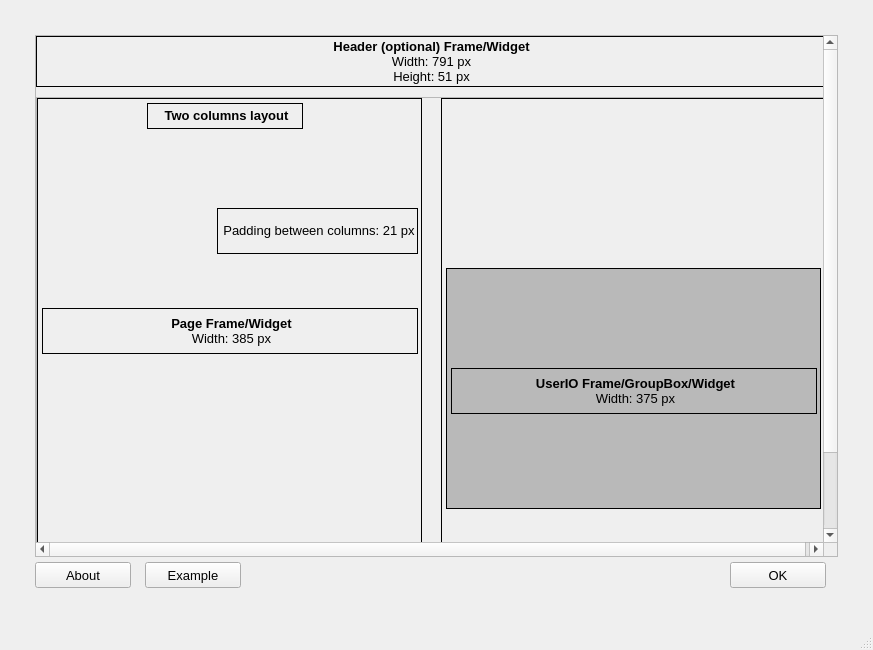
Qt form fsetoolsGUI/gui/layout/ui/standard_qmainwindow_content.ui (fuyans/fsetoolsGUI) before a commit.
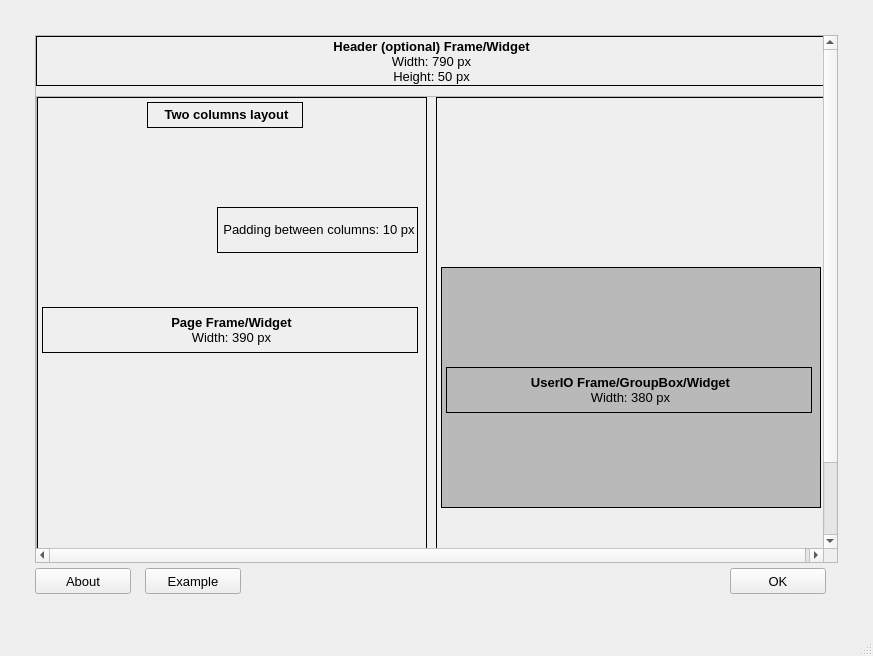
The same form after that commit.

Commit message: Minor layout refinement.

```diff
--- a/fsetoolsGUI/gui/layout/ui/standard_qmainwindow_content.ui
+++ b/fsetoolsGUI/gui/layout/ui/standard_qmainwindow_content.ui
@@ -7,7 +7,7 @@
     <x>0</x>
     <y>0</y>
     <width>873</width>
-    <height>650</height>
+    <height>656</height>
    </rect>
   </property>
   <property name="windowTitle">
@@ -58,7 +58,7 @@
         <rect>
          <x>0</x>
          <y>0</y>
-         <width>791</width>
+         <width>801</width>
          <height>601</height>
         </rect>
        </property>
@@ -99,14 +99,14 @@
            <widget class="QWidget" name="widget" native="true">
             <property name="minimumSize">
              <size>
-              <width>791</width>
-              <height>51</height>
+              <width>790</width>
+              <height>50</height>
              </size>
             </property>
             <property name="maximumSize">
              <size>
-              <width>791</width>
-              <height>51</height>
+              <width>790</width>
+              <height>50</height>
              </size>
             </property>
             <property name="styleSheet">
@@ -137,7 +137,7 @@
               <string notr="true">QLabel{border: 0px solid black;}</string>
              </property>
              <property name="text">
-              <string>&lt;html&gt;&lt;head/&gt;&lt;body&gt;&lt;p&gt;&lt;span style=&quot; font-size:10pt; font-weight:600;&quot;&gt;Header (optional) Frame/Widget&lt;/span&gt;&lt;span style=&quot; font-size:10pt;&quot;&gt;&lt;br/&gt;Width: 791 px&lt;br/&gt;Height: 51 px&lt;/span&gt;&lt;/p&gt;&lt;/body&gt;&lt;/html&gt;</string>
+              <string>&lt;html&gt;&lt;head/&gt;&lt;body&gt;&lt;p&gt;&lt;span style=&quot; font-size:10pt; font-weight:600;&quot;&gt;Header (optional) Frame/Widget&lt;/span&gt;&lt;span style=&quot; font-size:10pt;&quot;&gt;&lt;br/&gt;Width: 790 px&lt;br/&gt;Height: 50 px&lt;/span&gt;&lt;/p&gt;&lt;/body&gt;&lt;/html&gt;</string>
              </property>
              <property name="alignment">
               <set>Qt::AlignCenter</set>
@@ -185,13 +185,13 @@
               <widget class="QFrame" name="frame">
                <property name="minimumSize">
                 <size>
-                 <width>385</width>
+                 <width>390</width>
                  <height>540</height>
                 </size>
                </property>
                <property name="maximumSize">
                 <size>
-                 <width>385</width>
+                 <width>390</width>
                  <height>540</height>
                 </size>
                </property>
@@ -209,7 +209,7 @@
                  <rect>
                   <x>5</x>
                   <y>170</y>
-                  <width>375</width>
+                  <width>380</width>
                   <height>241</height>
                  </rect>
                 </property>
@@ -232,7 +232,7 @@
                   </rect>
                  </property>
                  <property name="text">
-                  <string>&lt;html&gt;&lt;head/&gt;&lt;body&gt;&lt;p align=&quot;center&quot;&gt;&lt;span style=&quot; font-size:10pt; font-weight:600;&quot;&gt;UserIO Frame/GroupBox/Widget&lt;br/&gt;&lt;/span&gt;&lt;span style=&quot; font-size:10pt;&quot;&gt;Width: 375 px&lt;/span&gt;&lt;/p&gt;&lt;/body&gt;&lt;/html&gt;</string>
+                  <string>&lt;html&gt;&lt;head/&gt;&lt;body&gt;&lt;p align=&quot;center&quot;&gt;&lt;span style=&quot; font-size:10pt; font-weight:600;&quot;&gt;UserIO Frame/GroupBox/Widget&lt;br/&gt;&lt;/span&gt;&lt;span style=&quot; font-size:10pt;&quot;&gt;Width: 380 px&lt;/span&gt;&lt;/p&gt;&lt;/body&gt;&lt;/html&gt;</string>
                  </property>
                 </widget>
                </widget>
@@ -255,13 +255,13 @@
               <widget class="QFrame" name="frame_2">
                <property name="minimumSize">
                 <size>
-                 <width>385</width>
+                 <width>390</width>
                  <height>540</height>
                 </size>
                </property>
                <property name="maximumSize">
                 <size>
-                 <width>385</width>
+                 <width>390</width>
                  <height>540</height>
                 </size>
                </property>
@@ -297,7 +297,7 @@
                  </rect>
                 </property>
                 <property name="text">
-                 <string>&lt;html&gt;&lt;head/&gt;&lt;body&gt;&lt;p align=&quot;center&quot;&gt;&lt;span style=&quot; font-size:10pt; font-weight:600;&quot;&gt;Page Frame/Widget&lt;br/&gt;&lt;/span&gt;&lt;span style=&quot; font-size:10pt;&quot;&gt;Width: 385 px&lt;/span&gt;&lt;/p&gt;&lt;/body&gt;&lt;/html&gt;</string>
+                 <string>&lt;html&gt;&lt;head/&gt;&lt;body&gt;&lt;p align=&quot;center&quot;&gt;&lt;span style=&quot; font-size:10pt; font-weight:600;&quot;&gt;Page Frame/Widget&lt;br/&gt;&lt;/span&gt;&lt;span style=&quot; font-size:10pt;&quot;&gt;Width: 390 px&lt;/span&gt;&lt;/p&gt;&lt;/body&gt;&lt;/html&gt;</string>
                 </property>
                </widget>
                <widget class="QLabel" name="label_3">
@@ -310,7 +310,7 @@
                  </rect>
                 </property>
                 <property name="text">
-                 <string>&lt;html&gt;&lt;head/&gt;&lt;body&gt;&lt;p align=&quot;center&quot;&gt;&lt;span style=&quot; font-size:10pt;&quot;&gt;Padding between columns: 21 px&lt;/span&gt;&lt;/p&gt;&lt;/body&gt;&lt;/html&gt;</string>
+                 <string>&lt;html&gt;&lt;head/&gt;&lt;body&gt;&lt;p align=&quot;center&quot;&gt;&lt;span style=&quot; font-size:10pt;&quot;&gt;Padding between columns: 10 px&lt;/span&gt;&lt;/p&gt;&lt;/body&gt;&lt;/html&gt;</string>
                 </property>
                </widget>
                <widget class="QLabel" name="label_6">
```
The commit also changes 1 other file.
